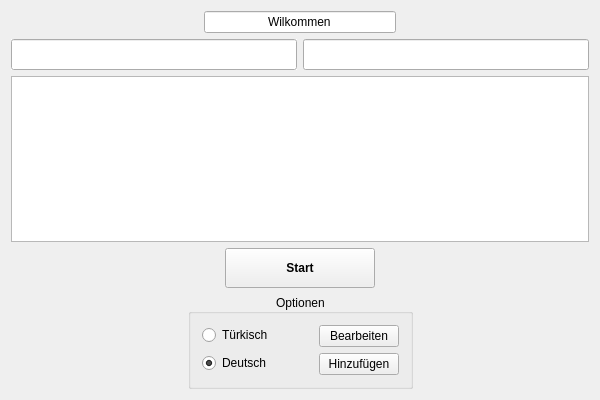
Qt form phase6_gui.ui (JannikGrabe/Phase6) before a commit.
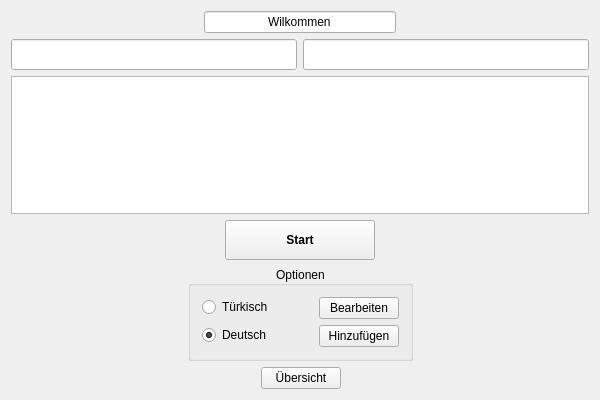
The same form after that commit. Icons and pictures are not drawn.

Commit message: add overview button

Diff of the .ui file:
```diff
--- a/phase6_gui.ui
+++ b/phase6_gui.ui
@@ -240,6 +240,8 @@
          </spacer>
         </item>
         <item>
+         <layout class="QVBoxLayout" name="vl_options">
+          <item>
          <widget class="QGroupBox" name="gb_options">
           <property name="sizePolicy">
            <sizepolicy hsizetype="Expanding" vsizetype="Preferred">
@@ -321,6 +323,45 @@
            </item>
           </layout>
          </widget>
+          </item>
+          <item>
+           <layout class="QHBoxLayout" name="hl_overview">
+            <item>
+             <spacer name="horizontalSpacer">
+              <property name="orientation">
+               <enum>Qt::Horizontal</enum>
+              </property>
+              <property name="sizeHint" stdset="0">
+               <size>
+                <width>40</width>
+                <height>20</height>
+               </size>
+              </property>
+             </spacer>
+            </item>
+            <item>
+             <widget class="QPushButton" name="pb_overview">
+              <property name="text">
+               <string>Übersicht</string>
+              </property>
+             </widget>
+            </item>
+            <item>
+             <spacer name="horizontalSpacer_2">
+              <property name="orientation">
+               <enum>Qt::Horizontal</enum>
+              </property>
+              <property name="sizeHint" stdset="0">
+               <size>
+                <width>40</width>
+                <height>20</height>
+               </size>
+              </property>
+             </spacer>
+            </item>
+           </layout>
+          </item>
+         </layout>
         </item>
         <item>
          <spacer name="spacer4">
```
Lines whose indentation alone changed are shown as unchanged.
